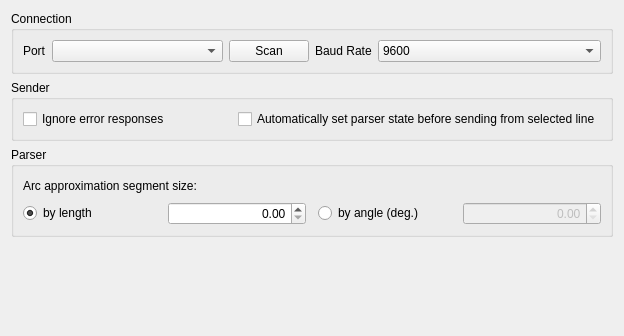
Qt form View/Settings/ConnectionSettingsForm.ui (octronic-uk/Candle) before a commit.
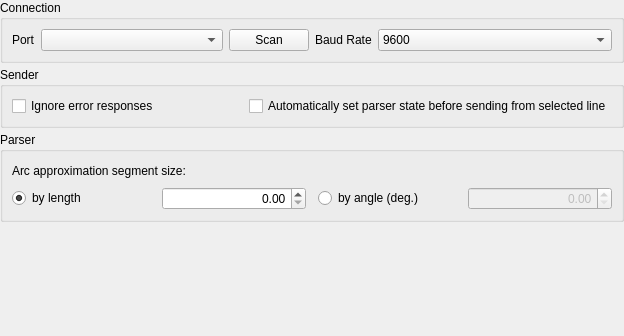
The same form after that commit.

Commit message: Machine info in Settings Model

The edit to the form file:
```diff
--- a/View/Settings/ConnectionSettingsForm.ui
+++ b/View/Settings/ConnectionSettingsForm.ui
@@ -14,6 +14,21 @@
    <string>Form</string>
   </property>
   <layout class="QVBoxLayout" name="verticalLayout">
+   <property name="spacing">
+    <number>4</number>
+   </property>
+   <property name="leftMargin">
+    <number>0</number>
+   </property>
+   <property name="topMargin">
+    <number>0</number>
+   </property>
+   <property name="rightMargin">
+    <number>0</number>
+   </property>
+   <property name="bottomMargin">
+    <number>0</number>
+   </property>
    <item>
     <widget class="QGroupBox" name="grpConnection">
      <property name="title">
```
The commit also changes 19 other files.
